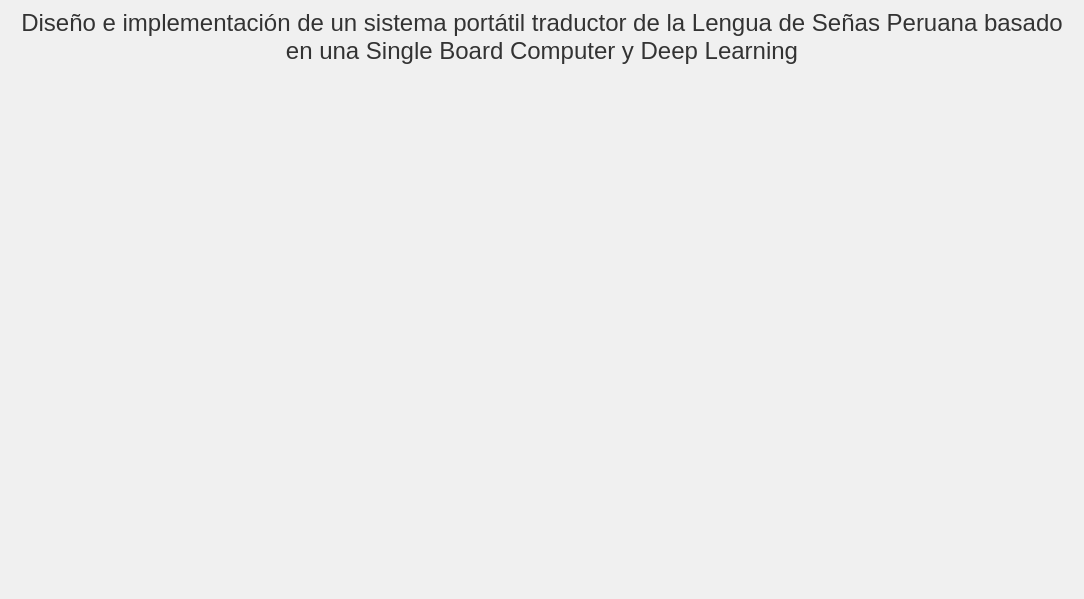
This is mainwindow.ui in AnibalHeredia/jetson_LSP_gpu as Qt 5 draws it before an edit. The edited form follows.
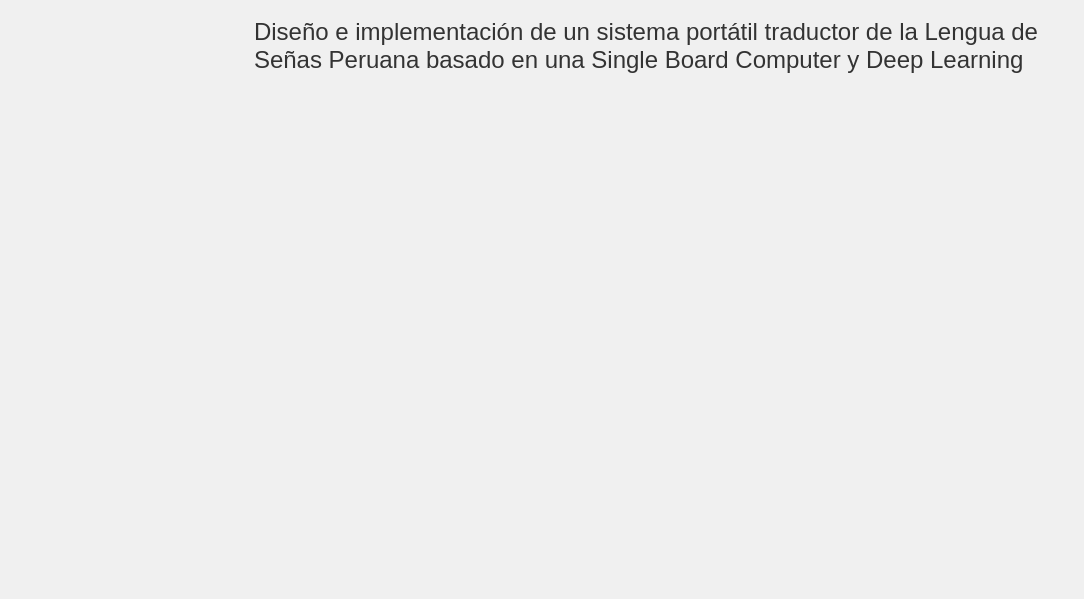
This is the edited form. Icons and pictures are not drawn.

Diff of the .ui file:
```diff
--- a/mainwindow.ui
+++ b/mainwindow.ui
@@ -19,7 +19,6 @@
 }
 
 QLabel {
-	font-size: 24px;
 	color: #333333;
 }</string>
   </property>
@@ -43,26 +42,22 @@
    </property>
    <layout class="QVBoxLayout" name="verticalLayout">
     <item>
-     <widget class="QLabel" name="label_2">
-      <property name="text">
-       <string>Diseño e implementación de un sistema portátil traductor de la Lengua de Señas Peruana basado en una Single Board Computer y Deep Learning</string>
+     <widget class="QWidget" name="widget" native="true">
+      <property name="minimumSize">
+       <size>
+        <width>0</width>
+        <height>54</height>
+       </size>
       </property>
-      <property name="textFormat">
-       <enum>Qt::RichText</enum>
-      </property>
-      <property name="scaledContents">
-       <bool>false</bool>
-      </property>
-      <property name="alignment">
-       <set>Qt::AlignCenter</set>
-      </property>
-      <property name="wordWrap">
-       <bool>true</bool>
-      </property>
-     </widget>
-    </item>
+      <layout class="QHBoxLayout" name="horizontalLayout">
     <item>
-     <widget class="QLabel" name="label">
+        <widget class="QLabel" name="logo">
+         <property name="maximumSize">
+          <size>
+           <width>230</width>
+           <height>68</height>
+          </size>
+         </property>
       <property name="text">
        <string/>
       </property>
@@ -70,10 +65,7 @@
        <pixmap>images/utp.png</pixmap>
       </property>
       <property name="scaledContents">
-       <bool>false</bool>
-      </property>
-      <property name="alignment">
-       <set>Qt::AlignCenter</set>
+          <bool>true</bool>
       </property>
       <property name="wordWrap">
        <bool>false</bool>
@@ -84,6 +76,30 @@
      </widget>
     </item>
     <item>
+        <widget class="QLabel" name="title">
+         <property name="font">
+          <font>
+           <pointsize>18</pointsize>
+          </font>
+         </property>
+         <property name="text">
+          <string>Diseño e implementación de un sistema portátil traductor de la Lengua de Señas Peruana basado en una Single Board Computer y Deep Learning</string>
+         </property>
+         <property name="textFormat">
+          <enum>Qt::PlainText</enum>
+         </property>
+         <property name="scaledContents">
+          <bool>false</bool>
+         </property>
+         <property name="wordWrap">
+          <bool>true</bool>
+         </property>
+        </widget>
+       </item>
+      </layout>
+     </widget>
+    </item>
+    <item>
      <widget class="QLabel" name="lbl_video">
       <property name="sizePolicy">
        <sizepolicy hsizetype="Preferred" vsizetype="Expanding">
@@ -104,6 +120,11 @@
     </item>
     <item>
      <widget class="QLabel" name="lbl_output">
+      <property name="font">
+       <font>
+        <pointsize>36</pointsize>
+       </font>
+      </property>
       <property name="text">
        <string/>
       </property>
```
Left out of the diff: 16 changed lines with no effect on the pictures. Lines whose indentation alone changed are shown as unchanged.
